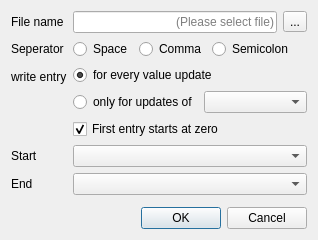
Before: the Qt Designer form modules/sensorSystem/projects/SensorSystemGui/src/ExportSensorTraceDialog.ui in OFFIS-Automation/Framework, drawn with Qt 5.
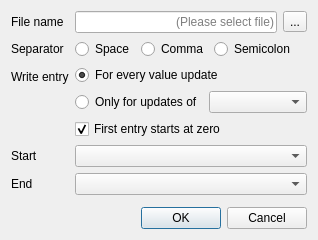
After: the same form once the commit is applied.

```diff
--- a/modules/sensorSystem/projects/SensorSystemGui/src/ExportSensorTraceDialog.ui
+++ b/modules/sensorSystem/projects/SensorSystemGui/src/ExportSensorTraceDialog.ui
@@ -53,7 +53,7 @@
      <item row="1" column="0">
       <widget class="QLabel" name="seperatorLabel">
        <property name="text">
-        <string>Seperator</string>
+        <string>Separator</string>
        </property>
       </widget>
      </item>
@@ -101,7 +101,7 @@
      <item row="2" column="0">
       <widget class="QLabel" name="writeEntryLabel">
        <property name="text">
-        <string>write entry</string>
+        <string>Write entry</string>
        </property>
       </widget>
      </item>
@@ -110,7 +110,7 @@
        <item>
         <widget class="QRadioButton" name="everyUpdate">
          <property name="text">
-          <string>for every value update</string>
+          <string>For every value update</string>
          </property>
          <property name="checked">
           <bool>true</bool>
@@ -122,7 +122,7 @@
          <item>
           <widget class="QRadioButton" name="singleUpdate">
            <property name="text">
-            <string>only for updates of</string>
+            <string>Only for updates of</string>
            </property>
           </widget>
          </item>
```
